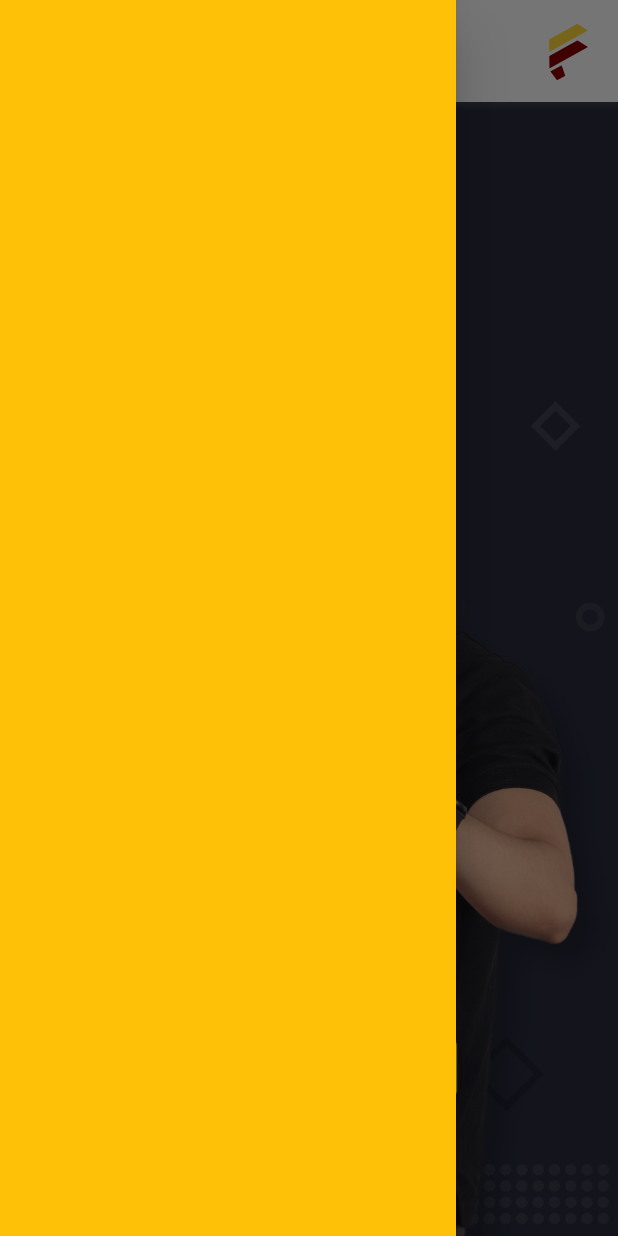
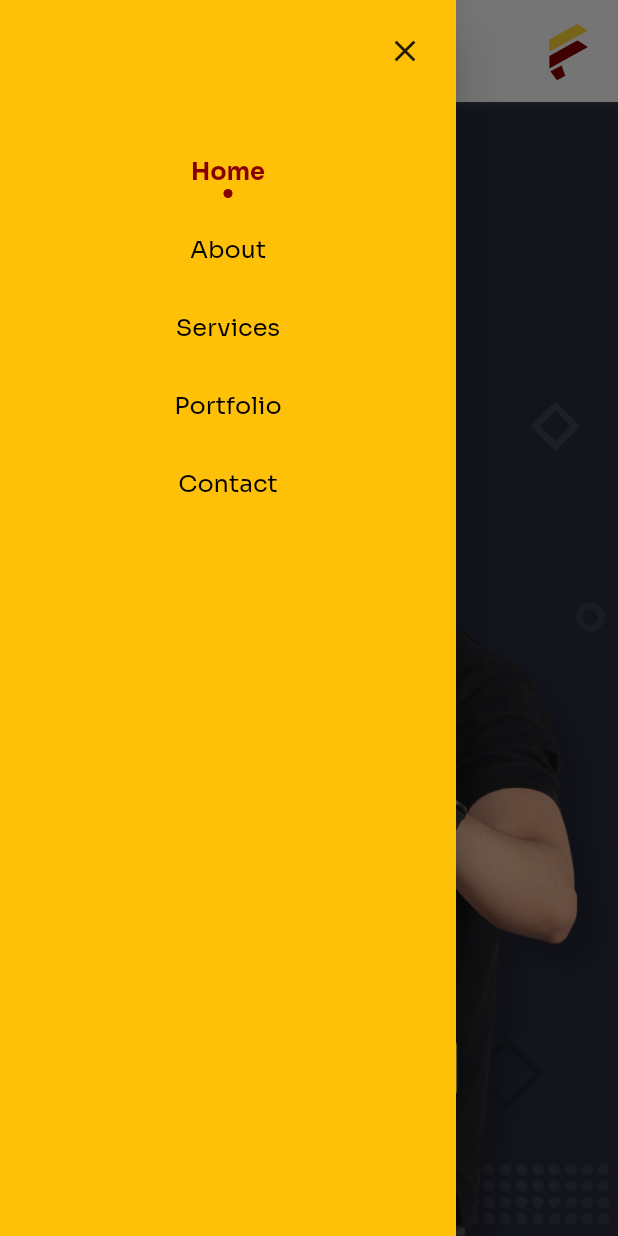
Before and after one commit to radhsyn83/portfolio, a Flutter app: the screen it shows after launch, with the side drawer open, on a phone screen of 412 x 824 dp. Run offline on Flutter 3.47's test engine with Material 2 defaults, Android fonts, the phone set to English and light mode, and no system bars; drawn by our look-alikes of scrollable_positioned_list; our stand-ins replace carousel_slider, equatable, expandable_page_view, google_fonts, smooth_page_indicator.

Commit message:
fixed drawer menus

```diff
--- a/lib/ui/pages/home/home.dart
+++ b/lib/ui/pages/home/home.dart
@@ -36,7 +36,12 @@ class HomeView extends StatelessWidget {
                 sectionNotifier: sectionNotifier,
               ),
       ),
-      drawer: const Drawer(child: DrawerMenu()),
+      drawer: Drawer(
+          child: DrawerMenu(
+        sections: sections,
+        sectionNotifier: sectionNotifier,
+        scaffoldKey: _scaffoldKey,
+      )),
       body: ResponsiveWidget(
         largeScreen: ScreenLarge(
           sections: sections,
--- a/lib/ui/widgets/drawer.dart
+++ b/lib/ui/widgets/drawer.dart
@@ -1,12 +1,110 @@
 import 'package:flutter/material.dart';
+import 'package:google_fonts/google_fonts.dart';
+import 'package:portfolio/helpers/menus.dart' as menus;
+import 'package:portfolio/helpers/section.dart';
+// ignore: depend_on_referenced_packages
+import 'package:collection/collection.dart';
 
 class DrawerMenu extends StatelessWidget {
-  const DrawerMenu({Key? key}) : super(key: key);
+  final GlobalKey<ScaffoldState> scaffoldKey;
+  final List<menus.Menus> sections;
+  final ValueNotifier<Section?> sectionNotifier;
+
+  const DrawerMenu(
+      {Key? key,
+      required this.sections,
+      required this.sectionNotifier,
+      required this.scaffoldKey})
+      : super(key: key);
+
+  int get sectionIndex {
+    int index = sections.indexWhere((element) {
+      final currentSection = sectionNotifier.value?.sectionTitle;
+      return element.page.name == currentSection;
+    });
+    return index > -1 ? index : 0;
+  }
 
   @override
   Widget build(BuildContext context) {
-    return Container(
-      color: Colors.amber,
-    );
+    var themes = Theme.of(context);
+    return ValueListenableBuilder(
+        valueListenable: sectionNotifier,
+        builder: (context, value, child) {
+          return Container(
+            color: Colors.amber,
+            child: Column(
+              children: [
+                Padding(
+                  padding: const EdgeInsets.all(10.0),
+                  child: Align(
+                    alignment: Alignment.centerRight,
+                    child: IconButton(
+                      onPressed: () {
+                        scaffoldKey.currentState!.closeDrawer();
+                      },
+                      icon: const Icon(Icons.close),
+                    ),
+                  ),
+                ),
+                const SizedBox(height: 20),
+                Column(
+                  children: sections.mapIndexed((i, e) {
+                    e.isActived = i == sectionIndex;
+                    return Padding(
+                      padding: const EdgeInsets.symmetric(
+                          vertical: 8, horizontal: 15),
+                      child: InkWell(
+                        onTap: () {
+                          sectionNotifier.value = Section(
+                            sectionTitle: e.page.name,
+                            isLightToolbar:
+                                e.page.name != sections.first.page.name,
+                            source: SectionSource.fromButtonClick,
+                          );
+                          scaffoldKey.currentState!.closeDrawer();
+                        },
+                        child: Stack(
+                          children: [
+                            Padding(
+                              padding: const EdgeInsets.all(8.0),
+                              child: Text(
+                                e.title,
+                                style: GoogleFonts.sora(
+                                    fontWeight:
+                                        e.isActived ? FontWeight.bold : null,
+                                    color: e.isHover || e.isActived
+                                        ? themes.primaryColor
+                                        : Colors.black,
+                                    fontSize: 16),
+                              ),
+                            ),
+                            Positioned(
+                                bottom: 0,
+                                left: 0,
+                                right: 0,
+                                child: Opacity(
+                                    opacity: e.isHover || e.isActived ? 1 : 0,
+                                    child: Padding(
+                                      padding: const EdgeInsets.only(top: 15.0),
+                                      child: Container(
+                                        height: 6,
+                                        width: 6,
+                                        decoration: BoxDecoration(
+                                          shape: BoxShape.circle,
+                                          color: themes.primaryColor,
+                                        ),
+                                      ),
+                                    )))
+                          ],
+                        ),
+                      ),
+                    );
+                  }).toList(),
+                ),
+              ],
+            ),
+          );
+        });
   }
 }
```
